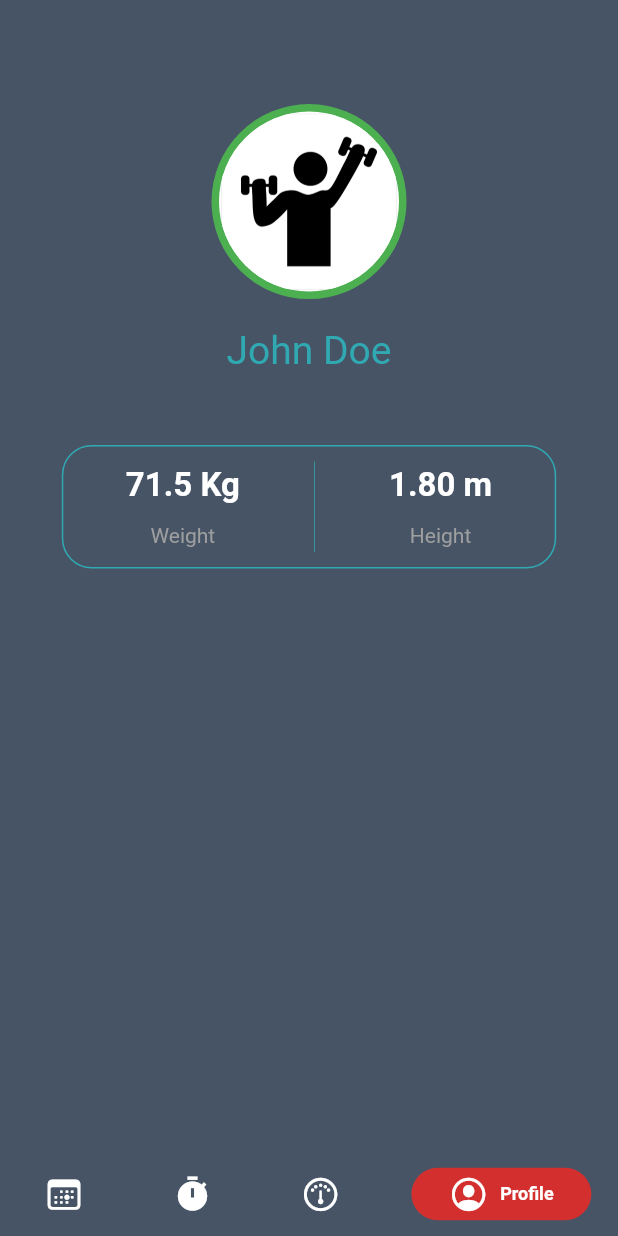
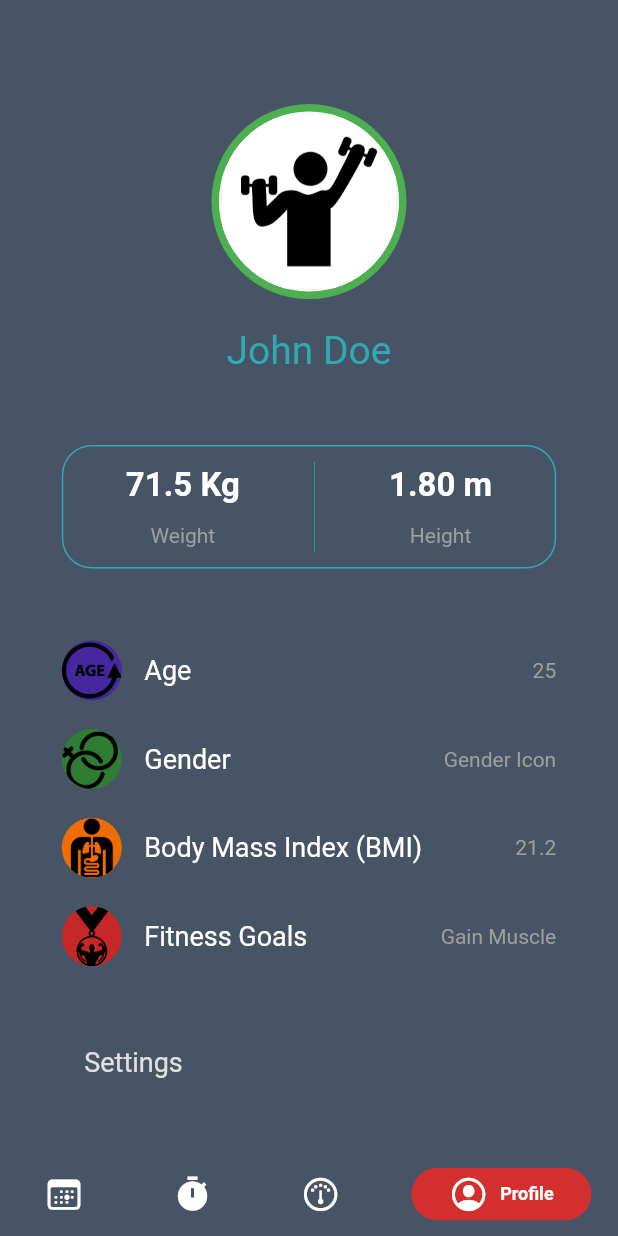
Before and after one commit to MrHKMY/Healthful-GymAndFitnessLog, a Flutter app: the screen it shows after launch, item 4 of the bottom bar chosen, on a phone screen of 412 x 824 dp. Run offline on Flutter 3.47's test engine with Material 2 defaults, Android fonts, the phone set to English and light mode, and no system bars; drawn by our look-alikes of persistent_bottom_nav_bar; our stand-ins replace flutter_calendar_carousel, shared_preferences, sqflite, table_calendar; accounts and stored records are empty; Roboto replaces fonts that are missing (Times).

Commit message:
Update Profile UI

```diff
--- a/lib/profile_screen.dart
+++ b/lib/profile_screen.dart
@@ -14,15 +14,16 @@ class _ProfileScreenState extends State<ProfileScreen> {
         child: Stack(
           children: [
             Align(
-                alignment: Alignment(0.0,-0.8),
+              alignment: Alignment(0.0, -0.8),
               child: GestureDetector(
-                  onTap: (){},
+                onTap: () {},
                 child: CircleAvatar(
                   maxRadius: 65,
                   backgroundColor: Colors.green,
                   child: CircleAvatar(
                     backgroundColor: Colors.white,
-                      backgroundImage: ExactAssetImage("assets/images/profile_image.png"),
+                    backgroundImage:
+                        ExactAssetImage("assets/images/profile_image.png"),
                     maxRadius: 60,
                   ),
                 ),
@@ -30,15 +31,16 @@ class _ProfileScreenState extends State<ProfileScreen> {
             ),
             Align(
               alignment: Alignment(0.0, -0.45),
-                child: Text("John Doe", style: TextStyle(
+              child: Text(
+                "John Doe",
+                style: TextStyle(
                     fontSize: 26,
                     color: Color(0xFF30A9B2),
-                  fontFamily: "Times"
-                ),),
-
+                    fontFamily: "Times"),
+              ),
             ),
             Align(
-                alignment: Alignment(0.0,-0.2),
+              alignment: Alignment(0.0, -0.2),
               child: FractionallySizedBox(
                 widthFactor: 0.8,
                 heightFactor: 0.1,
@@ -59,14 +61,11 @@ class _ProfileScreenState extends State<ProfileScreen> {
                             style: TextStyle(
                                 fontSize: 22,
                                 fontWeight: FontWeight.bold,
-                              color: Colors.white
-                            ),
+                                color: Colors.white),
                           ),
                           Text(
                             "Weight",
-                            style: TextStyle(
-                                color: Colors.grey
-                            ),
+                            style: TextStyle(color: Colors.grey),
                           ),
                         ],
                       ),
@@ -84,14 +83,11 @@ class _ProfileScreenState extends State<ProfileScreen> {
                             style: TextStyle(
                                 fontSize: 22,
                                 fontWeight: FontWeight.bold,
-                                color: Colors.white
-                            ),
+                                color: Colors.white),
                           ),
                           Text(
                             "Height",
-                            style: TextStyle(
-                                color: Colors.grey
-                            ),
+                            style: TextStyle(color: Colors.grey),
                           ),
                         ],
                       ),
@@ -101,6 +97,127 @@ class _ProfileScreenState extends State<ProfileScreen> {
               ),
             ),
             //todo(4) list age, gender, bmi, goals, settings
+            Align(
+              alignment: Alignment(0.0, 0.65),
+              child: FractionallySizedBox(
+                widthFactor: 0.8,
+                heightFactor: 0.4,
+                child: Container(
+                  // decoration: BoxDecoration(
+                  //   color: Color(0xff465466),
+                  //   borderRadius: BorderRadius.circular(20),
+                  //   border: Border.all(color: Color(0xFF30A9B2)),
+                  // ),
+                  child: Column(
+                    mainAxisAlignment: MainAxisAlignment.spaceEvenly,
+                    children: [
+                      Row(
+                        children: [
+                          CircleAvatar(
+                            radius: 20,
+                            backgroundColor: Colors.deepPurple[800],
+                            backgroundImage: ExactAssetImage("assets/images/age_icon.png"),
+                          ),
+                          SizedBox(width: 15,),
+                          Text(
+                            "Age",
+                            style: TextStyle(
+                                fontSize: 18,
+                                //fontWeight: FontWeight.bold,
+                                color: Colors.white),
+                          ),
+                          Spacer(),
+                          Text(
+                            "25",
+                            style: TextStyle(color: Colors.grey),
+                          ),
+                        ],
+                      ),
+                      Row(
+                        children: [
+                          CircleAvatar(
+                            radius: 20,
+                            backgroundColor: Colors.green[800],
+                              backgroundImage: AssetImage("assets/images/gender_icon.png"),
+
+                          ),
+                          SizedBox(width: 15,),
+                          Text(
+                            "Gender",
+                            style: TextStyle(
+                                fontSize: 18,
+                                //fontWeight: FontWeight.bold,
+                                color: Colors.white),
+                          ),
+                          Spacer(),
+                          Text(
+                            "Gender Icon",
+                            style: TextStyle(color: Colors.grey),
+                          ),
+                        ],
+                      ),
+                      Row(
+                        children: [
+                          CircleAvatar(
+                            radius: 20,
+                            backgroundColor: Colors.orange[800],
+                            backgroundImage: AssetImage("assets/images/bmi_icon.png"),
+                          ),
+                          SizedBox(width: 15,),
+                          Text(
+                            "Body Mass Index (BMI)",
+                            style: TextStyle(
+                                fontSize: 18,
+                                //fontWeight: FontWeight.bold,
+                                color: Colors.white),
+                          ),
+                          Spacer(),
+                          Text(
+                            "21.2",
+                            style: TextStyle(color: Colors.grey),
+                          ),
+                        ],
+                      ),
+                      Row(
+                        children: [
+                          CircleAvatar(
+                            radius: 20,
+                            backgroundColor: Colors.red[800],
+                            backgroundImage: AssetImage("assets/images/goals_icon.png"),
+                          ),
+                          SizedBox(width: 15,),
+                          Text(
+                            "Fitness Goals",
+                            style: TextStyle(
+                                fontSize: 18,
+                                //fontWeight: FontWeight.bold,
+                                color: Colors.white),
+                          ),
+                          Spacer(),
+                          Text(
+                            "Gain Muscle",
+                            style: TextStyle(color: Colors.grey),
+                          ),
+                        ],
+                      ),
+                      SizedBox(height: 15,),
+                      Row(
+                        children: [
+                          SizedBox(width: 15,),
+                          Text(
+                            "Settings",
+                            style: TextStyle(
+                                fontSize: 18,
+                                //fontWeight: FontWeight.bold,
+                                color: Colors.grey[300]),
+                          ),
+                        ],
+                      )
+                    ],
+                  ),
+                ),
+              ),
+            ),
           ],
         ),
       ),
```
Also changed, not shown: assets/images/age_icon.png (added), assets/images/bmi_icon.png (added), assets/images/gender_icon.png (added), assets/images/goals_icon.png (added). Lines whose indentation alone changed are shown as unchanged.
